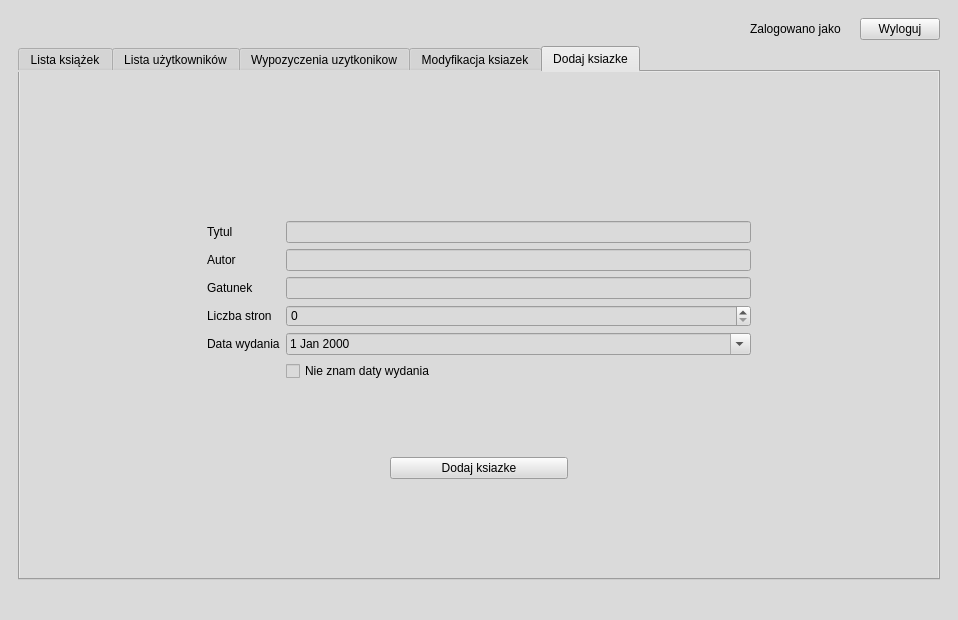
The window that QT_files/mainwindow.ui (Sebastian029/Projekt-Cpp-v.2) describes before a commit, drawn with Qt 5.
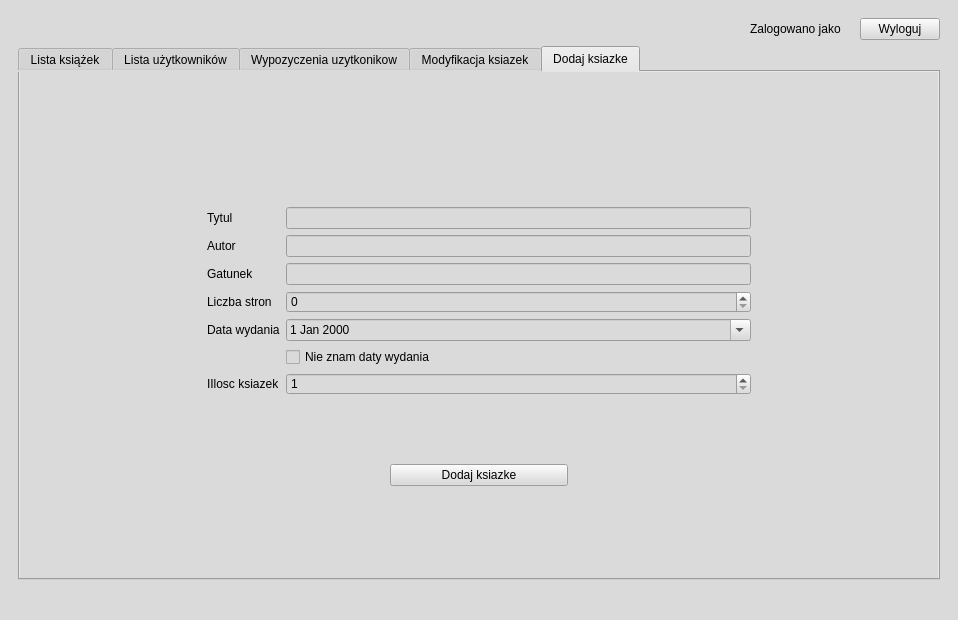
The same window after the commit. Icons and pictures are not drawn.

Commit message: DZIALA KUR*****

What changed in the file:
```diff
--- a/QT_files/mainwindow.ui
+++ b/QT_files/mainwindow.ui
@@ -1470,6 +1470,20 @@
                 </property>
                </widget>
               </item>
+              <item row="6" column="1">
+               <widget class="QSpinBox" name="spinBox_D_ilosc">
+                <property name="minimum">
+                 <number>1</number>
+                </property>
+               </widget>
+              </item>
+              <item row="6" column="0">
+               <widget class="QLabel" name="label_47">
+                <property name="text">
+                 <string>IIlosc ksiazek</string>
+                </property>
+               </widget>
+              </item>
              </layout>
             </item>
            </layout>
```
The commit also changes 1 other file.
